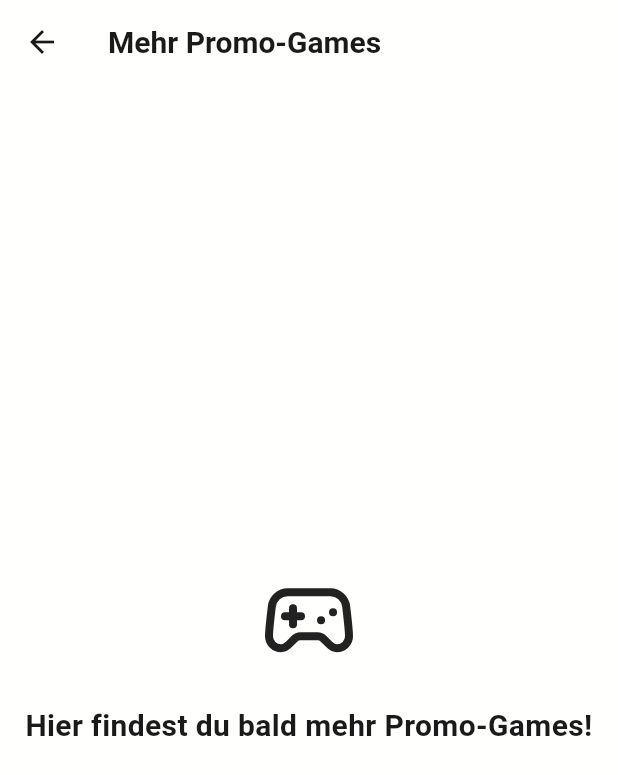
After one commit to haregx/terminal_one, a Flutter app: the MoreGamesScreen screen opened directly, on a phone screen of 412 x 824 dp. The commit adds this screen. Shown: the top 775 px of the screen. Run offline on Flutter 3.47's test engine with Material 3 defaults, Android fonts, the phone set to English and light mode, and no system bars; our stand-ins replace flutter_secure_storage, lucide_icons, shared_preferences; accounts and stored records are empty.

Commit message:
Al lot of changes. see ChangeLog

```diff
--- /dev/null
+++ b/lib/screens/games/more_games.dart
@@ -0,0 +1,34 @@
+import 'package:flutter/material.dart';
+import 'package:lucide_icons/lucide_icons.dart';
+
+class MoreGamesScreen extends StatefulWidget {
+  const MoreGamesScreen({super.key});
+
+  @override
+  State<MoreGamesScreen> createState() => _MoreGamesScreenState();
+}
+
+class _MoreGamesScreenState extends State<MoreGamesScreen> {
+  @override
+  Widget build(BuildContext context) {
+    return Scaffold(
+      appBar: AppBar(
+        title: const Text('Mehr Promo-Games'),
+       // leading: const Icon(LucideIcons.gamepad2),
+      ),
+      body: Center(
+        child: Column(
+          mainAxisAlignment: MainAxisAlignment.center,
+          children: const [
+            Icon(LucideIcons.gamepad2, size: 64),
+            SizedBox(height: 24),
+            Text('Hier findest du bald mehr Promo-Games!',
+              style: TextStyle(fontSize: 20, fontWeight: FontWeight.bold),
+              textAlign: TextAlign.center,
+            ),
+          ],
+        ),
+      ),
+    );
+  }
+}
--- a/pubspec.yaml
+++ b/pubspec.yaml
@@ -18,6 +18,8 @@ dependencies:
   json_annotation: ^4.8.1
   flutter_secure_storage: ^9.2.4
   http: ^1.5.0
+  shared_preferences: ^2.5.3
+  provider: ^6.1.5+1
 
 dev_dependencies:
   flutter_test:
```
Also changed, not shown: lib/api_services/auth/login_service.dart (+20 -1 lines), lib/main.dart (+21 -2 lines), lib/providers/auth_provider.dart (added, +28 -0 lines), lib/providers/theme_provider.dart (+39 -2 lines), lib/screens/auth/login_screen.dart (+34 -3 lines), lib/screens/home_screen.dart (+23 -3 lines), lib/utils/secure_storage.dart (added, +17 -0 lines), pubspec.lock, 22 other files.
